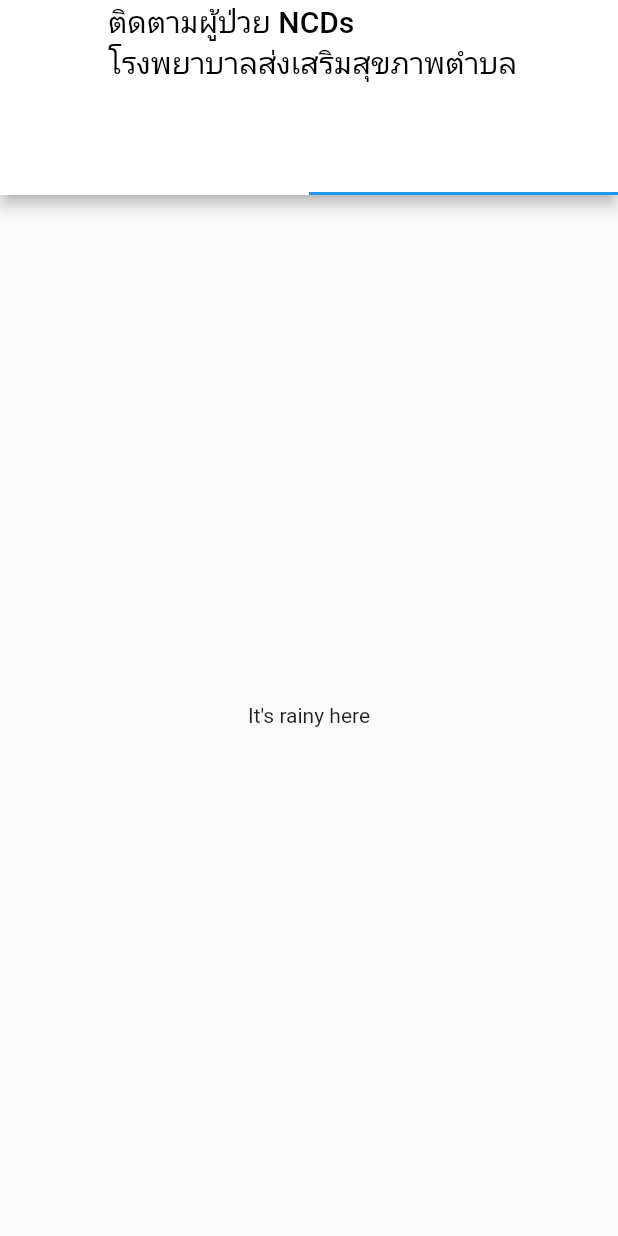
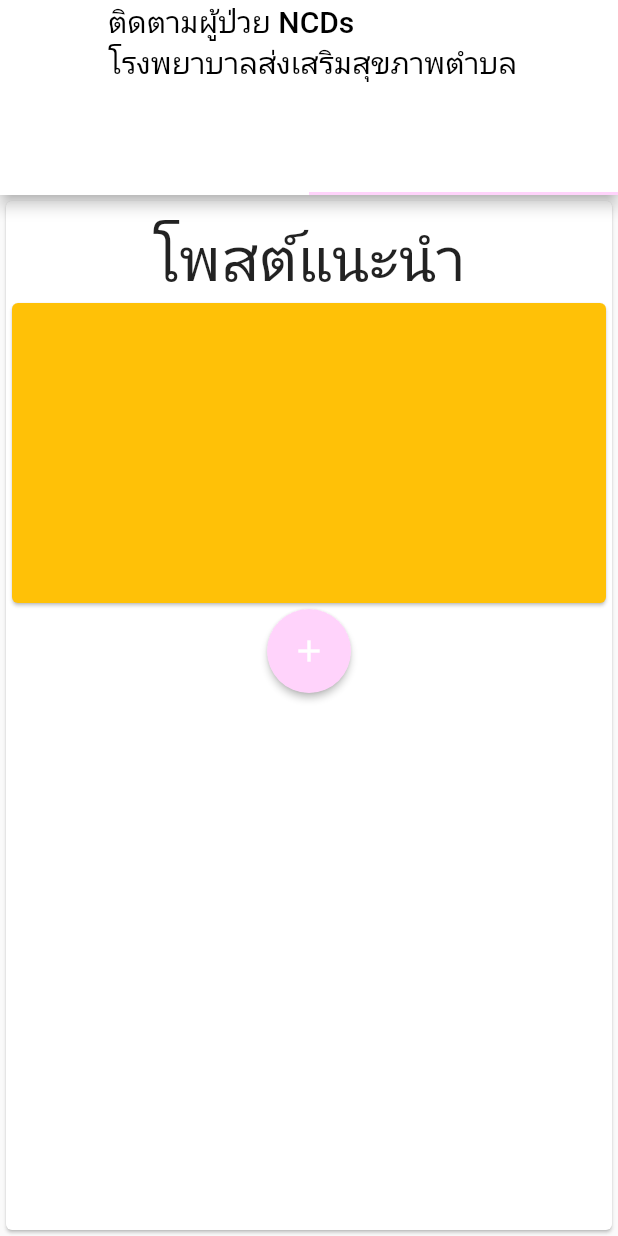
Before and after one commit to supasanR199/applicationForNcds, a Flutter app: the MainPage screen opened directly, on a phone screen of 412 x 824 dp. Run offline on Flutter 3.47's test engine with Material 2 defaults, Android fonts, the phone set to English and light mode, and no system bars.

Commit message:
try to add random color but can't work and add desing Postpage Patientpage

```diff
--- a/lib/MainPage.dart
+++ b/lib/MainPage.dart
@@ -1,5 +1,4 @@
 import 'package:flutter/material.dart';
-
 class MainPage extends StatefulWidget {
   State<StatefulWidget> createState() {
     return _MainPage();
@@ -69,6 +68,7 @@ class _MainPage extends State<MainPage> {
     return DefaultTabController(
       initialIndex: 1,
       length: 2,
+      child: Container(
         child: Scaffold(
           appBar: AppBar(
             title: Text(
@@ -76,7 +76,8 @@ class _MainPage extends State<MainPage> {
               style: TextStyle(color: Colors.black),
             ),
             backgroundColor: Colors.white,
-          bottom: const TabBar(
+            bottom: TabBar(
+              indicatorColor: Color.fromRGBO(255, 211, 251, 1),
               tabs: <Widget>[
                 Tab(
                   text: 'ผู้ป่วย',
@@ -89,17 +90,105 @@ class _MainPage extends State<MainPage> {
               ],
             ),
           ),
-        body: const TabBarView(
+          body: TabBarView(
             children: <Widget>[
               Center(
-              child: Text("It's cloudy here"),
+                child: buildPatientPage(context),
               ),
               Center(
-              child: Text("It's rainy here"),
+                child: buildPostPage(context),
               ),
+            ],
+          ),
+        ),
+      ),
+    );
+  }
+
+  Widget buildPostPage(BuildContext context) {
+    return Card(
+      child: SizedBox(
+        height: 700,
+        width: 1000,
+        child: Column(
+          children: <Widget>[
+            Center(
+              child: Padding(
+                padding: const EdgeInsets.only(
+                  top: 10,
+                ),
+                child: Text(
+                  'โพสต์แนะนำ',
+                  textAlign: TextAlign.center,
+                  style: TextStyle(fontSize: 40),
+                ),
+              ),
+            ),
+            Expanded(
+              child: ListView(
+                children: [
+                  buildContentPost(context),
+                  bulidButtonAddPost(context),
+                ],
+              ),
+            )
           ],
         ),
       ),
     );
   }
+
+  Widget buildPatientPage(BuildContext context) {
+    return Card(
+      child: SizedBox(
+        height: 700,
+        width: 1000,
+        child: Column(
+          children: <Widget>[
+            Center(
+              child: Padding(
+                padding: const EdgeInsets.only(
+                  top: 10,
+                ),
+                child: Text(
+                  'ผู้ป่วย',
+                  textAlign: TextAlign.center,
+                  style: TextStyle(fontSize: 40),
+                ),
+              ),
+            ),
+            Expanded(
+              child: ListView(
+                children: [],
+              ),
+            )
+          ],
+        ),
+      ),
+    );
   }
+
+  Widget bulidButtonAddPost(BuildContext context) {
+    return MaterialButton(
+      onPressed: () {},
+      color: Color.fromRGBO(255, 211, 251, 1),
+      textColor: Colors.white,
+      child: Icon(
+        Icons.add,
+        size: 24,
+      ),
+      padding: EdgeInsets.all(16),
+      shape: CircleBorder(),
+    );
+  }
+
+  Widget buildContentPost(BuildContext context) {
+    return Card(
+      color: Colors.amber,
+      child: SizedBox(
+        height: 200,
+        width: 90,
+      ),
+    );
+  }
+}
--- a/pubspec.yaml
+++ b/pubspec.yaml
@@ -28,6 +28,7 @@ dependencies:
   # The following adds the Cupertino Icons font to your application.
   # Use with the CupertinoIcons class for iOS style icons.
   cupertino_icons: ^1.0.2
+  random_color: ^1.0.5
 
 dev_dependencies:
   flutter_test:
```
Also changed, not shown: pubspec.lock, 1 other file. Lines whose indentation alone changed are shown as unchanged.
